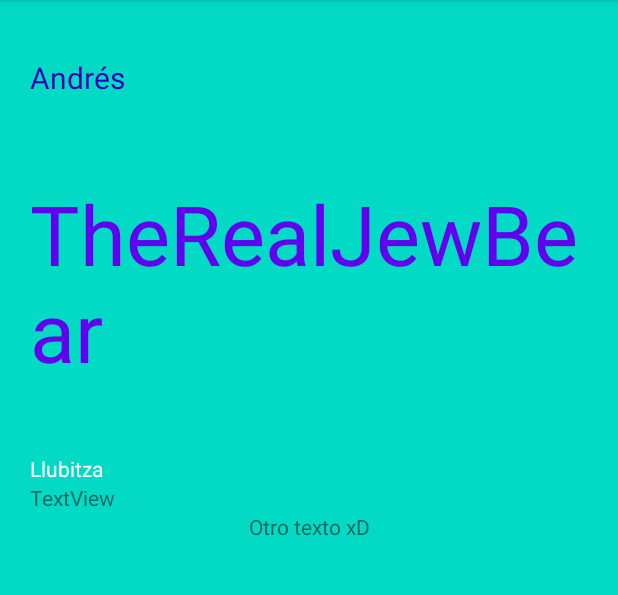
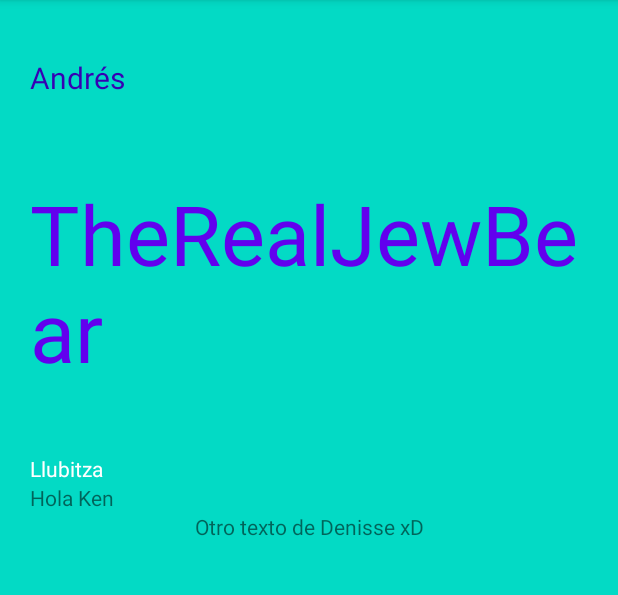
Before and after one commit to andres-vasquez-coderoad-com/progra3-prueba2, an Android app: the screen it shows after launch (MainActivity), on a phone screen of 412 x 824 dp, the part 84-679 px from its top. Run offline under Robolectric (Android 15) with nearby library versions, the phone set to English and light mode, and no system bars.

Commit message:
Denisse no esta atenta

```diff
--- a/app/src/main/res/layout/activity_main.xml
+++ b/app/src/main/res/layout/activity_main.xml
@@ -37,15 +37,15 @@
         android:text="Llubitza" />
 
     <TextView
-        android:id="@+id/textView4"
+        android:id="@+id/kenHervasTextView4"
         android:layout_width="match_parent"
         android:layout_height="wrap_content"
-        android:text="TextView" />
+        android:text="Hola Ken" />
 
     <TextView
-        android:id="@+id/textView5"
+        android:id="@+id/denisseTextView5"
         android:layout_width="match_parent"
         android:layout_height="wrap_content"
         android:gravity="center"
-        android:text="Otro texto xD" />
+        android:text="Otro texto de Denisse xD" />
 </LinearLayout>
```
